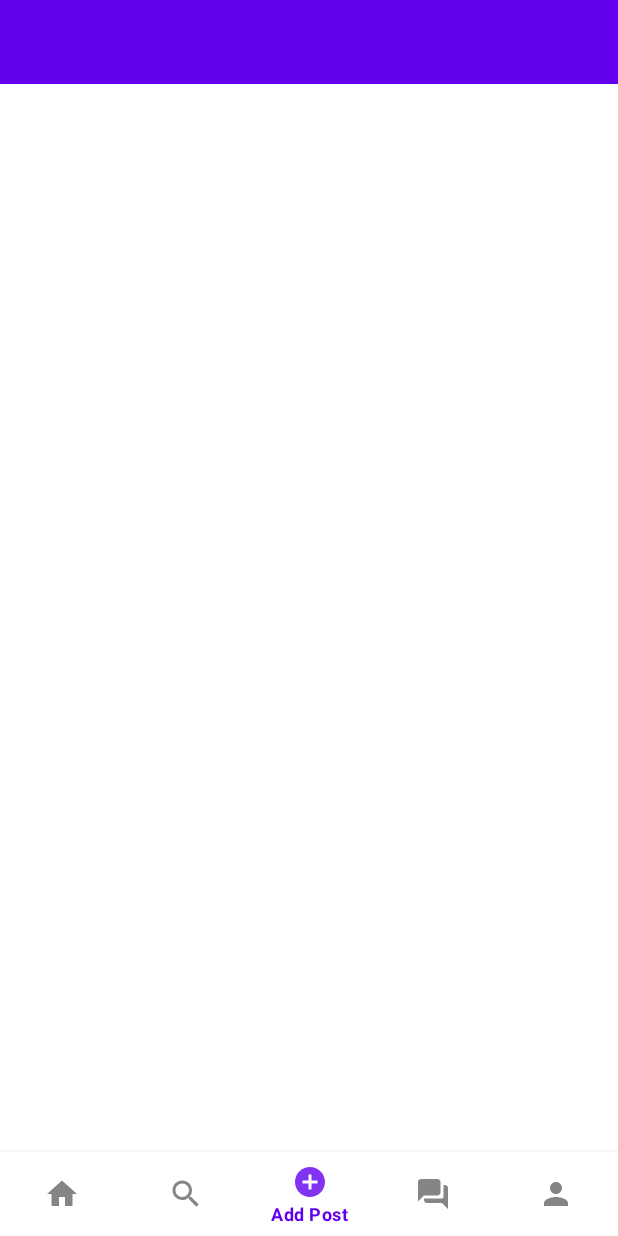
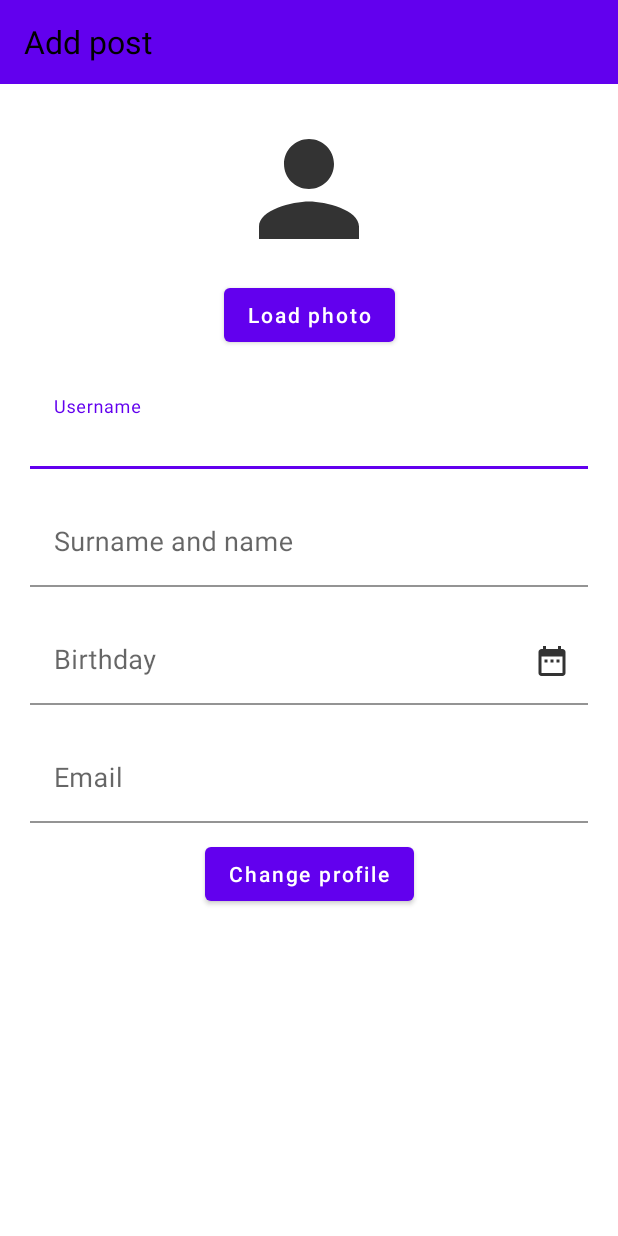
Before and after one commit to vivir-para-volar/Course, an Android app: the AddPostActivity screen opened directly, with no data from a screen before it, on a phone screen of 412 x 824 dp. Run offline under Robolectric (Android 15) with nearby library versions, the phone set to English and light mode, and no system bars; network calls fail.

Commit message:
Edit Profile

```diff
--- /dev/null
+++ b/app/src/main/java/com/irinalyamina/appnetworkforphotographers/controllers/addpost/AddPostActivity.kt
@@ -0,0 +1,17 @@
+package com.irinalyamina.appnetworkforphotographers.controllers.addpost
+
+import androidx.appcompat.app.AppCompatActivity
+import android.os.Bundle
+import com.irinalyamina.appnetworkforphotographers.databinding.ActivityAddPostBinding
+
+class AddPostActivity : AppCompatActivity() {
+
+    private lateinit var binding: ActivityAddPostBinding
+
+    override fun onCreate(savedInstanceState: Bundle?) {
+        super.onCreate(savedInstanceState)
+
+        binding = ActivityAddPostBinding.inflate(layoutInflater)
+        setContentView(binding.root)
+    }
+}
--- a/app/src/main/java/com/irinalyamina/appnetworkforphotographers/controllers/profile/ProfileActivity.kt
+++ b/app/src/main/java/com/irinalyamina/appnetworkforphotographers/controllers/profile/ProfileActivity.kt
@@ -43,8 +43,8 @@ class ProfileActivity : AppCompatActivity() {
                     overridePendingTransition(0,0)
                     return@setOnItemSelectedListener true
                 }
-                R.id.nav_add_post -> {
-                    startActivity(Intent(applicationContext, AddPostActivity::class.java))
+                R.id.nav_map -> {
+                    startActivity(Intent(applicationContext, MapActivity::class.java))
                     overridePendingTransition(0,0)
                     return@setOnItemSelectedListener true
                 }
--- a/app/src/main/java/com/irinalyamina/appnetworkforphotographers/database/DatabaseHelper.java
+++ b/app/src/main/java/com/irinalyamina/appnetworkforphotographers/database/DatabaseHelper.java
@@ -14,7 +14,7 @@ import java.io.OutputStream;
 public class DatabaseHelper extends SQLiteOpenHelper {
     private static final String DB_NAME = "DBNetworkForPhotographers1.db";
     private static String DB_PATH = "";
-    private static final int DB_VERSION = 1;
+    private static final int DB_VERSION = 2;
 
     private SQLiteDatabase mDataBase;
     private final Context mContext;
--- a/app/src/main/res/layout/activity_add_post.xml
+++ b/app/src/main/res/layout/activity_add_post.xml
@@ -1,10 +1,14 @@
 <?xml version="1.0" encoding="utf-8"?>
-<androidx.constraintlayout.widget.ConstraintLayout xmlns:android="http://schemas.android.com/apk/res/android"
+<ScrollView xmlns:android="http://schemas.android.com/apk/res/android"
     xmlns:app="http://schemas.android.com/apk/res-auto"
     xmlns:tools="http://schemas.android.com/tools"
     android:layout_width="match_parent"
     android:layout_height="match_parent"
-    tools:context=".controllers.AddPostActivity">
+    tools:context=".controllers.profile.EditProfileActivity">
+
+    <androidx.constraintlayout.widget.ConstraintLayout
+        android:layout_width="match_parent"
+        android:layout_height="wrap_content">
 
         <androidx.appcompat.widget.Toolbar
             android:id="@+id/toolbar"
@@ -22,26 +26,119 @@
                 android:layout_width="match_parent"
                 android:layout_height="wrap_content">
 
+                <TextView
+                    style="@style/toolbar_title"
+                    android:text="@string/title_add_post"
+                    app:layout_constraintBottom_toBottomOf="parent"
+                    app:layout_constraintStart_toStartOf="parent"
+                    app:layout_constraintTop_toTopOf="parent" />
 
             </androidx.constraintlayout.widget.ConstraintLayout>
-
         </androidx.appcompat.widget.Toolbar>
 
-    <androidx.recyclerview.widget.RecyclerView
-        android:id="@+id/feed_recycler"
+        <ImageView
+            android:id="@+id/image"
             android:layout_width="match_parent"
-        android:layout_height="0dp"
-        app:layout_constraintBottom_toTopOf="@id/bottom_nav_view"
+            android:layout_height="wrap_content"
+            android:minHeight="100dp"
+            android:layout_marginTop="20dp"
+            android:layout_marginHorizontal="20dp"
+            android:src="@drawable/ic_profile"
+            app:layout_constraintEnd_toEndOf="parent"
+            app:layout_constraintStart_toStartOf="parent"
             app:layout_constraintTop_toBottomOf="@id/toolbar" />
 
-    <com.google.android.material.bottomnavigation.BottomNavigationView
-        android:id="@+id/bottom_nav_view"
-        android:layout_width="match_parent"
-        android:layout_height="wrap_content"
-        android:background="?android:attr/windowBackground"
-        app:layout_constraintBottom_toBottomOf="parent"
+        <Button
+            android:id="@+id/btn_change_photo"
+            style="@style/button"
+            android:layout_marginTop="10dp"
+            android:text="@string/btn_load_photo"
             app:layout_constraintEnd_toEndOf="parent"
             app:layout_constraintStart_toStartOf="parent"
-        app:menu="@menu/bottom_nav_menu" />
+            app:layout_constraintTop_toBottomOf="@id/image" />
+
+
+
+        <com.google.android.material.textfield.TextInputLayout
+            android:id="@+id/text_input_layout_username"
+            style="@style/text_input_layout"
+            app:layout_constraintEnd_toEndOf="parent"
+            app:layout_constraintStart_toStartOf="parent"
+            app:layout_constraintTop_toBottomOf="@+id/btn_change_photo">
+
+            <EditText
+                android:id="@+id/edit_text_username"
+                style="@style/edit_text"
+                android:hint="@string/hint_username" />
+
+        </com.google.android.material.textfield.TextInputLayout>
+
+
+
+        <com.google.android.material.textfield.TextInputLayout
+            android:id="@+id/text_input_layout_name"
+            style="@style/text_input_layout"
+            app:layout_constraintEnd_toEndOf="parent"
+            app:layout_constraintStart_toStartOf="parent"
+            app:layout_constraintTop_toBottomOf="@+id/text_input_layout_username">
+
+            <EditText
+                android:id="@+id/edit_text_name"
+                style="@style/edit_text"
+                android:hint="@string/hint_name" />
+
+        </com.google.android.material.textfield.TextInputLayout>
+
+
+        <com.google.android.material.textfield.TextInputLayout
+            android:id="@+id/text_input_layout_birthday"
+            style="@style/text_input_layout"
+            app:layout_constraintEnd_toEndOf="parent"
+            app:layout_constraintStart_toStartOf="parent"
+            app:layout_constraintTop_toBottomOf="@+id/text_input_layout_name">
+
+            <EditText
+                android:id="@+id/edit_text_birthday"
+                style="@style/edit_text"
+                android:enabled="false"
+                android:hint="@string/hint_birthday"/>
+
+        </com.google.android.material.textfield.TextInputLayout>
+
+        <ImageButton
+            android:id="@+id/btn_change_birthday"
+            style="@style/image_btn_date"
+            android:layout_width="48dp"
+            android:layout_height="48dp"
+            android:layout_marginEnd="20dp"
+            android:layout_marginTop="25dp"
+            app:layout_constraintEnd_toEndOf="parent"
+            app:layout_constraintTop_toBottomOf="@id/text_input_layout_name" />
+
+
+        <com.google.android.material.textfield.TextInputLayout
+            android:id="@+id/text_input_layout_email"
+            style="@style/text_input_layout"
+            app:layout_constraintEnd_toEndOf="parent"
+            app:layout_constraintStart_toStartOf="parent"
+            app:layout_constraintTop_toBottomOf="@+id/text_input_layout_birthday">
+
+            <EditText
+                android:id="@+id/edit_text_email"
+                style="@style/edit_text"
+                android:hint="@string/hint_email"
+                android:inputType="textEmailAddress" />
+
+        </com.google.android.material.textfield.TextInputLayout>
+
+        <Button
+            android:id="@+id/btn_change_profile"
+            style="@style/button"
+            android:layout_marginTop="10dp"
+            android:text="@string/btn_change_profile"
+            app:layout_constraintEnd_toEndOf="parent"
+            app:layout_constraintStart_toStartOf="parent"
+            app:layout_constraintTop_toBottomOf="@id/text_input_layout_email" />
 
     </androidx.constraintlayout.widget.ConstraintLayout>
+</ScrollView>
--- a/app/src/main/res/menu/bottom_nav_menu.xml
+++ b/app/src/main/res/menu/bottom_nav_menu.xml
@@ -11,9 +11,9 @@
         android:title="@string/menu_search"/>
 
     <item
-        android:id="@+id/nav_add_post"
-        android:icon="@drawable/ic_add_post"
-        android:title="@string/menu_add_post" />
+        android:id="@+id/nav_map"
+        android:icon="@drawable/ic_map"
+        android:title="@string/menu_map" />
 
     <item
         android:id="@+id/nav_messenger"
--- a/app/src/main/res/values/strings.xml
+++ b/app/src/main/res/values/strings.xml
@@ -28,7 +28,7 @@
     <!-- Bottom Menu -->
     <string name="menu_home">Home</string>
     <string name="menu_search">Search</string>
-    <string name="menu_add_post">Add Post</string>
+    <string name="menu_map">Map</string>
     <string name="menu_messenger">Messenger</string>
     <string name="menu_profile">Profile</string>
 
@@ -46,6 +46,10 @@
     <string name="btn_change_profile">Change profile</string>
     <string name="success_change_profile">Profile changed successfully</string>
 
+    <!-- Add Post -->
+    <string name="title_add_post">Add post</string>
+    <string name="btn_load_photo">Load photo</string>
+
 
     <!-- Database -->
     <string name="error_update_database">Unable to update database</string>
@@ -55,5 +59,7 @@
     <string name="error_unique_username">This username is already in use</string>
     <string name="error_unique_email">This email is already in use</string>
 
-    <string name="error_edit_profile">An error occurred while changing the profile. Try again</string>
+    <string name="error_edit_profile">Error when changing profile. Try again</string>
+    <string name="error_edit_profile_photo">Error when changing profile photo. Try again</string>
+    <string name="error_get_profile_photo">Error getting profile photo. Try again</string>
 </resources>
--- a/app/src/main/res/values/themes.xml
+++ b/app/src/main/res/values/themes.xml
@@ -39,7 +39,7 @@
         <item name="android:background">?attr/colorPrimary</item>
     </style>
 
-    <style name="icon">
+    <style name="toolbar_icon">
         <item name="android:layout_width">?attr/actionBarSize</item>
         <item name="android:layout_height">?attr/actionBarSize</item>
         <item name="android:background">#00000000</item>
```
Also changed, not shown: app/src/main/AndroidManifest.xml (+8 -9 lines), app/src/main/java/com/irinalyamina/appnetworkforphotographers/controllers/AddPostActivity.kt (deleted, +0 -53 lines), app/src/main/java/com/irinalyamina/appnetworkforphotographers/controllers/HomeActivity.kt (+7 -3 lines), app/src/main/java/com/irinalyamina/appnetworkforphotographers/controllers/MessengerActivity.kt (+8 -3 lines), app/src/main/java/com/irinalyamina/appnetworkforphotographers/controllers/SearchActivity.kt (+7 -3 lines), app/src/main/java/com/irinalyamina/appnetworkforphotographers/controllers/profile/EditProfileActivity.kt (+9 -3 lines), app/src/main/java/com/irinalyamina/appnetworkforphotographers/service/ImageProcessing.kt (added, +79 -0 lines), app/src/main/java/com/irinalyamina/appnetworkforphotographers/service/SaveImage.kt (deleted, +0 -38 lines), app/src/main/java/com/irinalyamina/appnetworkforphotographers/service/UserService.kt (+22 -1 lines), app/src/main/assets/DBNetworkForPhotographers1.db (deleted). Lines whose indentation alone changed are shown as unchanged.
